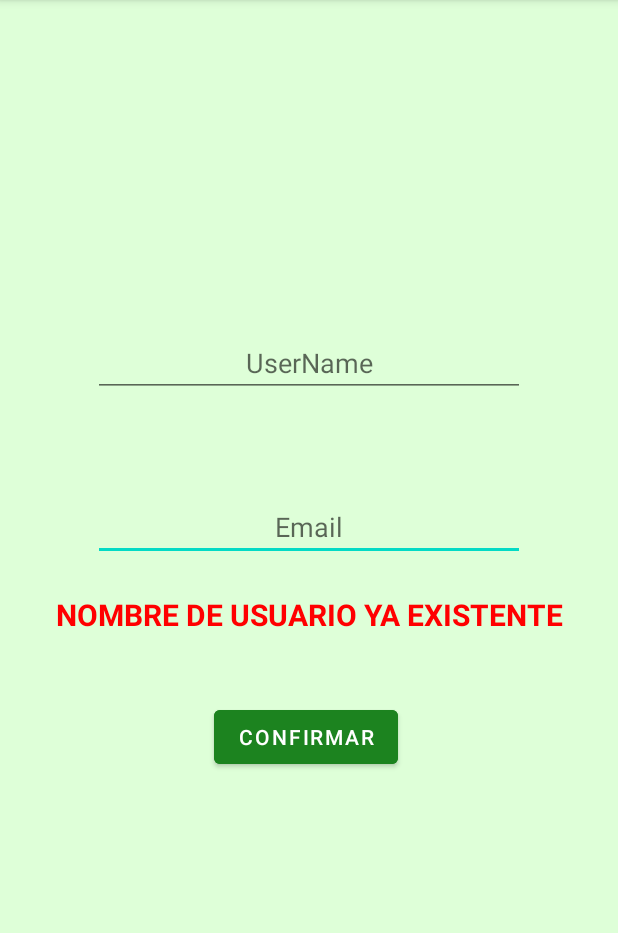
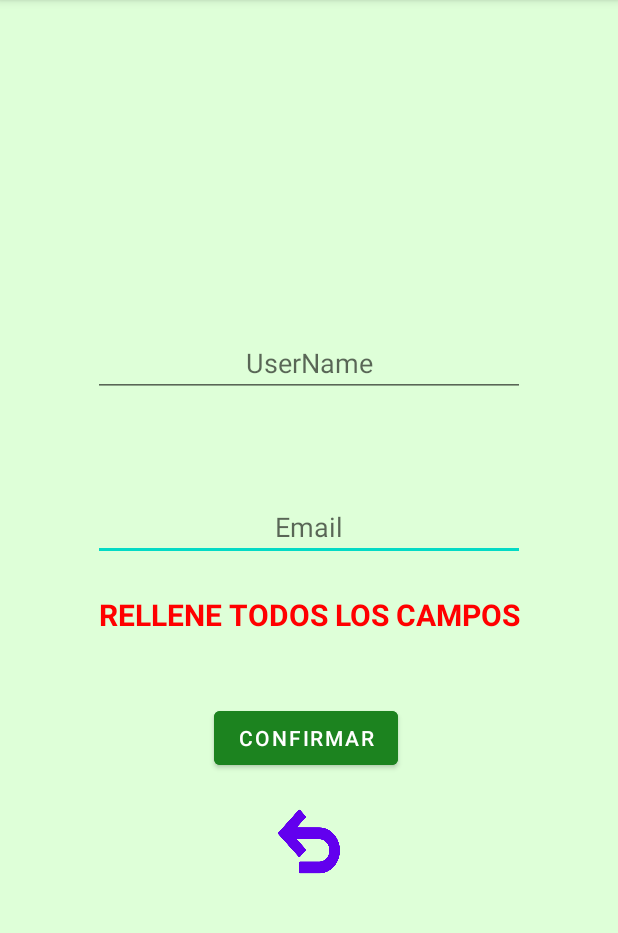
Before and after one commit to RodrigoHdezPimentel/Actividad_Desarrollo_Movil, an Android app: the Insertar screen opened directly, with no data from a screen before it, after a tap on "CONFIRMAR", on a phone screen of 412 x 824 dp, the part 84-1017 px from its top. Run offline under Robolectric (Android 15) with nearby library versions, the phone set to English and light mode, and no system bars; our stand-ins replace Firebase (no records; nobody signed in at launch, a user with empty details on screens opened directly).

Commit message:
Validacion de usuario completa, boton de vuelta al main añadido
Se ha corregido el acceso a la BD para comprobar que el nombre de usuario sea unico.

```diff
--- a/app/src/main/java/com/example/miaplicacionxd/Insertar.java
+++ b/app/src/main/java/com/example/miaplicacionxd/Insertar.java
@@ -27,6 +27,7 @@ import java.util.Objects;
 public class Insertar extends AppCompatActivity {
     FirebaseFirestore firestoreDB = FirebaseFirestore.getInstance();
     TextView error;
+
     @Override
     protected void onCreate(Bundle savedInstanceState) {
         super.onCreate(savedInstanceState);
@@ -42,6 +43,13 @@ public class Insertar extends AppCompatActivity {
                 InsertValues();
             }
         });
+        Button backBut = findViewById(R.id.backBut);
+        backBut.setOnClickListener(new View.OnClickListener() {
+            @Override
+            public void onClick(View view) {
+                changeToMain();
+            }
+        });
     }
 
     @SuppressLint("SetTextI18n")
@@ -50,7 +58,44 @@ public class Insertar extends AppCompatActivity {
         TextView UsernameTextView = findViewById(R.id.DB_UserName);
         TextView EmailTextView = findViewById(R.id.DB_Email);
 
-        if (registroEncontrado(UsernameTextView)) {
+        firestoreDB.collection("Usuarios")
+                .get().addOnCompleteListener(new OnCompleteListener<QuerySnapshot>() {
+                    @Override
+                    public void onComplete(@NonNull Task<QuerySnapshot> task) {
+                        if (task.isSuccessful()) {
+                            if (!registroEncontrado(task, UsernameTextView)) {
+                                insertarNewuser(UsernameTextView, EmailTextView);
+                            } else {
+                                error.setVisibility(View.VISIBLE);
+                                error.setText("NOMBRE DE USUARIO YA EXISTENTE");
+                            }
+                        }
+                    }
+                }).addOnFailureListener(new OnFailureListener() {
+                    @SuppressLint("SetTextI18n")
+                    @Override
+                    public void onFailure(@NonNull Exception e) {
+                        error.setVisibility(View.VISIBLE);
+                        error.setText("ERROR EN LA CONEXION A LA BASE DE DATOS");
+                        Toast.makeText(Insertar.this, "ERROR EN LA CONEXION", Toast.LENGTH_SHORT).show();
+                    }
+                });
+    }
+    public boolean registroEncontrado(Task<QuerySnapshot> task, TextView tv) {
+        final boolean[] encontrado = {false};
+        Toast.makeText(this, "Entrado", Toast.LENGTH_SHORT).show();
+
+        for (QueryDocumentSnapshot document : task.getResult()) {
+            if (Objects.equals(document.get("Username"), tv.getText().toString())) {
+                encontrado[0] = true;
+                break;
+            }
+
+        }
+        return encontrado[0];
+    }
+    @SuppressLint("SetTextI18n")
+    public void insertarNewuser(TextView UsernameTextView, TextView EmailTextView) {
         if (EmailTextView.getText().toString().equals("")
                 || UsernameTextView.getText().toString().equals("")) {
             error.setVisibility(View.VISIBLE);
@@ -66,55 +111,21 @@ public class Insertar extends AppCompatActivity {
                     .addOnSuccessListener(new OnSuccessListener<Void>() {
                         @Override
                         public void onSuccess(Void unused) {
-                                //error.setVisibility(View.INVISIBLE);
-                                Toast.makeText(Insertar.this, "Insertado correctamente", Toast.LENGTH_SHORT).show();
+                            error.setVisibility(View.INVISIBLE);
                             Log.d("_Debug", "TODO ON");
                             UsernameTextView.setText("");
                             EmailTextView.setText("");
-                                changeToMain();              //despues de ingresar los datos, lo envió al main
+                            changeToMain();
                         }
                     }).addOnFailureListener(new OnFailureListener() {
                         @Override
                         public void onFailure(@NonNull Exception e) {
-                                //error.setVisibility(View.VISIBLE);
-                                //error.setText("ERROR EN LA CONEXION A LA BASE DE DATOS");
+                            error.setVisibility(View.VISIBLE);
+                            error.setText("ERROR EN LA CONEXION A LA BASE DE DATOS");
                             Toast.makeText(Insertar.this, "Error", Toast.LENGTH_SHORT).show();
                         }
                     });
         }
-        }else{
-                error.setVisibility(View.VISIBLE);
-                error.setText("NOMBRE DE USUARIO YA EXISTENTE");
-        }
-
-    }
-    public boolean registroEncontrado(TextView tv) {
-        final boolean[] encontrado = {false};
-
-        firestoreDB.collection("Usuarios")
-                .get().addOnCompleteListener(new OnCompleteListener<QuerySnapshot>() {
-                    @Override
-                    public void onComplete(@NonNull Task<QuerySnapshot> task) {
-                        if (task.isSuccessful()) {
-
-                            for (QueryDocumentSnapshot document : task.getResult()) {
-                                if (Objects.equals(document.get("Username"), tv.getText().toString())) {
-                                    encontrado[0] = true;
-                                    break;
-                                }
-
-                            }
-                        }
-                    }
-                }).addOnFailureListener(new OnFailureListener() {
-                    @SuppressLint("SetTextI18n")
-                    @Override
-                    public void onFailure(@NonNull Exception e) {
-                        Toast.makeText(Insertar.this, "ERROR EN LA CONEXION", Toast.LENGTH_SHORT).show();
-                    }
-                });
-
-        return encontrado[0];
     }
     public void changeToMain() {
         Intent nuevoIntent = new Intent(Insertar.this, MainActivity.class);
--- a/app/src/main/res/layout/activity_insertar.xml
+++ b/app/src/main/res/layout/activity_insertar.xml
@@ -21,7 +21,7 @@ android:background="@color/background_ligth_green"
         android:layout_width="wrap_content"
         android:layout_height="wrap_content"
         android:orientation="horizontal"
-        app:layout_constraintGuide_percent="0.7" />
+        app:layout_constraintGuide_percent="0.7004104" />
 
     <androidx.constraintlayout.widget.Guideline
         android:id="@+id/Text_Hori_S"
@@ -121,4 +121,39 @@ android:background="@color/background_ligth_green"
         app:layout_constraintStart_toStartOf="parent"
         app:layout_constraintTop_toBottomOf="@+id/DB_Email" />
 
+    <Button
+        android:id="@+id/backBut"
+        android:layout_width="0dp"
+        android:layout_height="0dp"
+        android:background="@drawable/backarrow"
+        android:paddingLeft="20dp"
+        android:paddingTop="40dp"
+        android:paddingRight="20dp"
+        android:paddingBottom="40dp"
+        app:layout_constraintBottom_toTopOf="@+id/BotomArrow"
+        app:layout_constraintEnd_toStartOf="@+id/ArrowRight"
+        app:layout_constraintStart_toStartOf="@+id/ArrowLeft"
+        app:layout_constraintTop_toTopOf="@+id/Boton_Hori_In" />
+
+    <androidx.constraintlayout.widget.Guideline
+        android:id="@+id/BotomArrow"
+        android:layout_width="wrap_content"
+        android:layout_height="wrap_content"
+        android:orientation="horizontal"
+        app:layout_constraintGuide_percent="0.76" />
+
+    <androidx.constraintlayout.widget.Guideline
+        android:id="@+id/ArrowLeft"
+        android:layout_width="wrap_content"
+        android:layout_height="wrap_content"
+        android:orientation="vertical"
+        app:layout_constraintGuide_percent="0.45" />
+
+    <androidx.constraintlayout.widget.Guideline
+        android:id="@+id/ArrowRight"
+        android:layout_width="wrap_content"
+        android:layout_height="wrap_content"
+        android:orientation="vertical"
+        app:layout_constraintGuide_percent="0.55" />
+
 </androidx.constraintlayout.widget.ConstraintLayout>
--- /dev/null
+++ b/app/src/main/res/values/ic_back_arrow_background.xml
@@ -0,0 +1,4 @@
+<?xml version="1.0" encoding="utf-8"?>
+<resources>
+    <color name="ic_back_arrow_background">#1C831F</color>
+</resources>
```
Also changed, not shown: app/src/main/java/com/example/miaplicacionxd/MainActivity.java (+7 -5 lines), app/src/main/ic_back_arrow-playstore.png (added), app/src/main/res/drawable/backarrow.png (added). Lines whose indentation alone changed are shown as unchanged.
